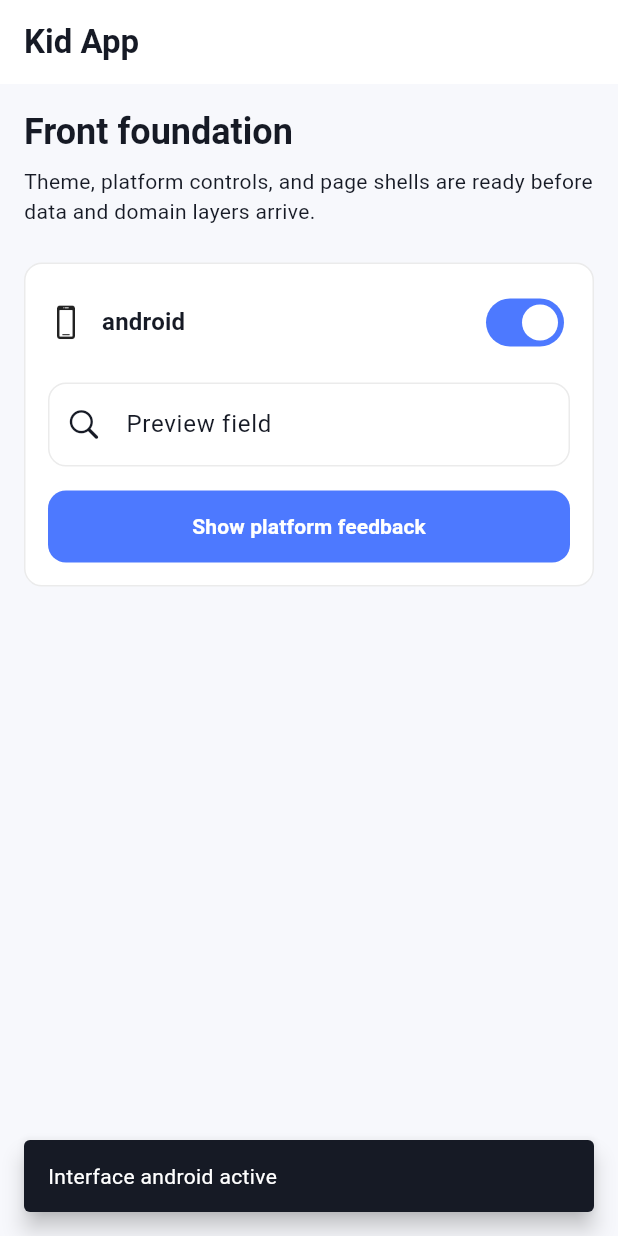
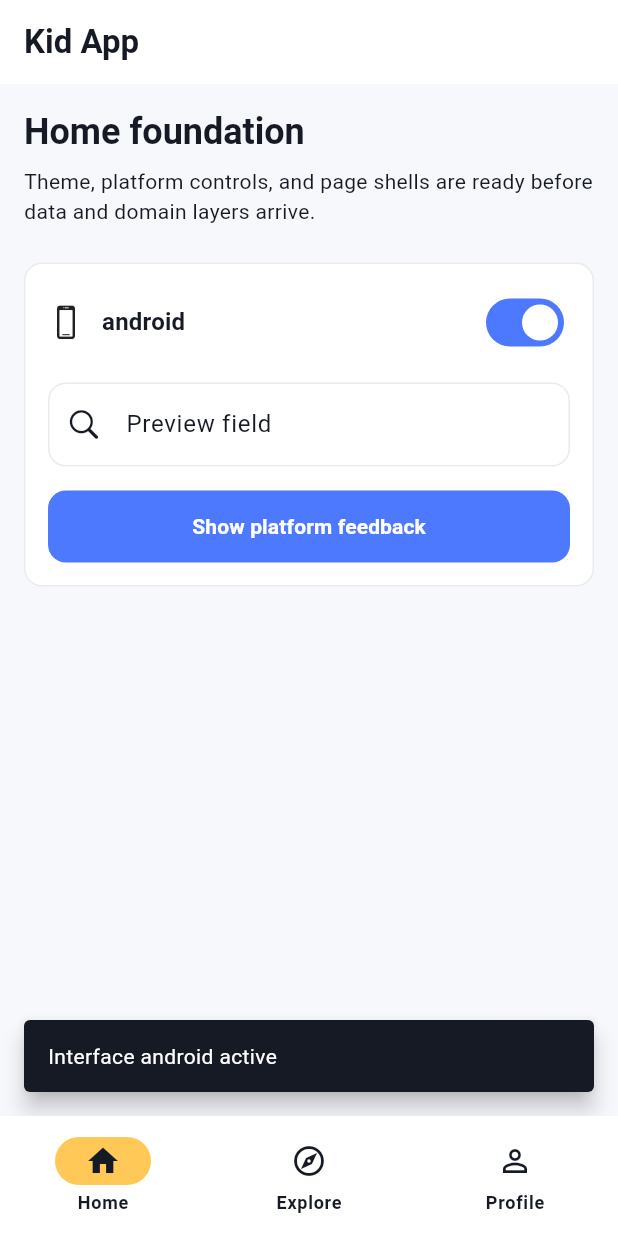
Before and after one commit to Josiskino/kidd_app, a Flutter app: the screen it shows after launch, after a tap on "Show platform feedback", on a phone screen of 412 x 824 dp. Run offline on Flutter 3.47's test engine with Material 3 defaults, Android fonts, the phone set to English and light mode, and no system bars; our stand-ins replace flutter_riverpod; Roboto replaces fonts that are missing (SF Pro Display, SF Pro Text).

Commit message:
feat: add adaptive main navigation shell

```diff
--- a/lib/app.dart
+++ b/lib/app.dart
@@ -6,7 +6,7 @@ import 'config/theme/cupertino_theme.dart';
 import 'config/theme/theme.dart';
 import 'core/platform/app_platform.dart';
 import 'core/platform/platform_ui_provider.dart';
-import 'presentation/pages/home/home_screen.dart';
+import 'presentation/main/main_shell.dart';
 
 class KidApp extends ConsumerWidget {
   const KidApp({super.key});
@@ -20,7 +20,7 @@ class KidApp extends ConsumerWidget {
         title: 'Kid App',
         theme: KidCupertinoTheme.lightTheme,
         debugShowCheckedModeBanner: false,
-        home: const HomeScreen(),
+        home: const MainShell(),
       );
     }
 
@@ -29,7 +29,7 @@ class KidApp extends ConsumerWidget {
       theme: KidAppTheme.lightThemeData(),
       darkTheme: KidAppTheme.darkThemeData(),
       debugShowCheckedModeBanner: false,
-      home: const HomeScreen(),
+      home: const MainShell(),
     );
   }
 }
--- a/lib/core/platform/impl/material_platform_ui.dart
+++ b/lib/core/platform/impl/material_platform_ui.dart
@@ -27,6 +27,35 @@ class MaterialPlatformUi implements PlatformUi {
 
 class MaterialShell implements PlatformShell {
   const MaterialShell();
+
+  @override
+  Widget buildMainShell({
+    Key? key,
+    required Widget body,
+    required List<PlatformDestination> destinations,
+    required int selectedIndex,
+    required ValueChanged<int> onSelected,
+    Color? backgroundColor,
+  }) {
+    return Scaffold(
+      key: key,
+      backgroundColor: backgroundColor,
+      body: body,
+      bottomNavigationBar: NavigationBar(
+        selectedIndex: selectedIndex,
+        onDestinationSelected: onSelected,
+        destinations: [
+          for (final destination in destinations)
+            NavigationDestination(
+              key: destination.key,
+              icon: Icon(destination.icon),
+              selectedIcon: Icon(destination.selectedIcon),
+              label: destination.label,
+            ),
+        ],
+      ),
+    );
+  }
 
   @override
   Widget buildPage({
--- /dev/null
+++ b/lib/core/providers/navigation/main_tab_provider.dart
@@ -0,0 +1,15 @@
+import 'package:flutter_riverpod/flutter_riverpod.dart';
+
+final mainTabProvider = NotifierProvider<MainTabNotifier, int>(
+  MainTabNotifier.new,
+);
+
+class MainTabNotifier extends Notifier<int> {
+  @override
+  int build() => 0;
+
+  void select(int index) {
+    if (index == state) return;
+    state = index;
+  }
+}
--- /dev/null
+++ b/lib/presentation/main/main_shell.dart
@@ -0,0 +1,48 @@
+import 'package:flutter/material.dart';
+import 'package:flutter_riverpod/flutter_riverpod.dart';
+
+import '../../config/theme/app_colors.dart';
+import '../../core/platform/platform_ui_provider.dart';
+import '../../core/providers/navigation/main_tab_provider.dart';
+import '../pages/home/home_screen.dart';
+import '../pages/placeholder/placeholder_section_screen.dart';
+import 'nav_destinations.dart';
+
+class MainShell extends ConsumerWidget {
+  const MainShell({super.key});
+
+  static const List<Widget> _screens = [
+    HomeScreen(),
+    PlaceholderSectionScreen(
+      title: 'Explore',
+      headline: 'Explore foundation',
+      body: 'This tab will host discovery and activity screens later.',
+    ),
+    PlaceholderSectionScreen(
+      title: 'Profile',
+      headline: 'Profile foundation',
+      body: 'This tab will host account and child profile screens later.',
+    ),
+  ];
+
+  @override
+  Widget build(BuildContext context, WidgetRef ref) {
+    final platformUi = ref.watch(platformUiProvider);
+    final selectedIndex = ref.watch(mainTabProvider);
+    final isDark = Theme.of(context).brightness == Brightness.dark;
+    final destinations = [
+      for (final destination in NavDestinations.all)
+        destination.toPlatformDestination(),
+    ];
+
+    return platformUi.shell.buildMainShell(
+      body: IndexedStack(index: selectedIndex, children: _screens),
+      destinations: destinations,
+      selectedIndex: selectedIndex,
+      onSelected: (index) => ref.read(mainTabProvider.notifier).select(index),
+      backgroundColor: isDark
+          ? AppColors.backgroundDark
+          : AppColors.backgroundLight,
+    );
+  }
+}
--- /dev/null
+++ b/lib/presentation/main/nav_destinations.dart
@@ -0,0 +1,62 @@
+import 'package:flutter/cupertino.dart';
+import 'package:flutter/material.dart';
+
+import '../../core/platform/platform_ui.dart';
+
+class NavDestinationSpec {
+  const NavDestinationSpec({
+    required this.index,
+    required this.icon,
+    required this.selectedIcon,
+    required this.cupertinoIcon,
+    required this.cupertinoSelectedIcon,
+    required this.label,
+  });
+
+  final int index;
+  final IconData icon;
+  final IconData selectedIcon;
+  final IconData cupertinoIcon;
+  final IconData cupertinoSelectedIcon;
+  final String label;
+
+  PlatformDestination toPlatformDestination() {
+    return PlatformDestination(
+      key: ValueKey('main-nav-$index-$label'),
+      icon: icon,
+      selectedIcon: selectedIcon,
+      cupertinoIcon: cupertinoIcon,
+      cupertinoSelectedIcon: cupertinoSelectedIcon,
+      label: label,
+    );
+  }
+}
+
+abstract final class NavDestinations {
+  static const List<NavDestinationSpec> all = [
+    NavDestinationSpec(
+      index: 0,
+      icon: Icons.home_outlined,
+      selectedIcon: Icons.home,
+      cupertinoIcon: CupertinoIcons.house,
+      cupertinoSelectedIcon: CupertinoIcons.house_fill,
+      label: 'Home',
+    ),
+    NavDestinationSpec(
+      index: 1,
+      icon: Icons.explore_outlined,
+      selectedIcon: Icons.explore,
+      cupertinoIcon: CupertinoIcons.compass,
+      cupertinoSelectedIcon: CupertinoIcons.compass_fill,
+      label: 'Explore',
+    ),
+    NavDestinationSpec(
+      index: 2,
+      icon: Icons.person_outline,
+      selectedIcon: Icons.person,
+      cupertinoIcon: CupertinoIcons.person,
+      cupertinoSelectedIcon: CupertinoIcons.person_fill,
+      label: 'Profile',
+    ),
+  ];
+}
--- a/lib/presentation/pages/home/home_screen.dart
+++ b/lib/presentation/pages/home/home_screen.dart
@@ -36,7 +36,7 @@ class HomeScreen extends ConsumerWidget {
       body: ListView(
         padding: DesignTokens.pagePadding,
         children: [
-          Text('Front foundation', style: theme.textTheme.headlineMedium),
+          Text('Home foundation', style: theme.textTheme.headlineMedium),
           const SizedBox(height: DesignTokens.spaceS),
           Text(
             'Theme, platform controls, and page shells are ready before data and domain layers arrive.',
--- /dev/null
+++ b/lib/presentation/pages/placeholder/placeholder_section_screen.dart
@@ -0,0 +1,39 @@
+import 'package:flutter/material.dart';
+
+import '../../../config/theme/app_colors.dart';
+import '../../../config/theme/design_tokens.dart';
+import '../../widgets/common/platform_page.dart';
+
+class PlaceholderSectionScreen extends StatelessWidget {
+  const PlaceholderSectionScreen({
+    super.key,
+    required this.title,
+    required this.headline,
+    required this.body,
+  });
+
+  final String title;
+  final String headline;
+  final String body;
+
+  @override
+  Widget build(BuildContext context) {
+    final theme = Theme.of(context);
+    final isDark = theme.brightness == Brightness.dark;
+
+    return PlatformPage(
+      title: title,
+      backgroundColor: isDark
+          ? AppColors.backgroundDark
+          : AppColors.backgroundLight,
+      body: ListView(
+        padding: DesignTokens.pagePadding,
+        children: [
+          Text(headline, style: theme.textTheme.headlineMedium),
+          const SizedBox(height: DesignTokens.spaceS),
+          Text(body, style: theme.textTheme.bodyMedium),
+        ],
+      ),
+    );
+  }
+}
```
Also changed, not shown: lib/core/platform/impl/cupertino_platform_ui.dart (+29 -6 lines), lib/core/platform/platform_ui.dart (+27 -0 lines), 2 other files.
